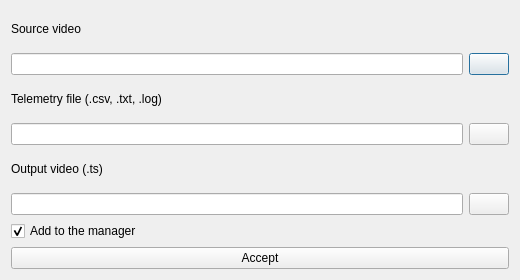
Above: code/ui/ui_FmvMultiplexer.ui from All4Gis/QGISFMV before the change. Below: the same form after it.
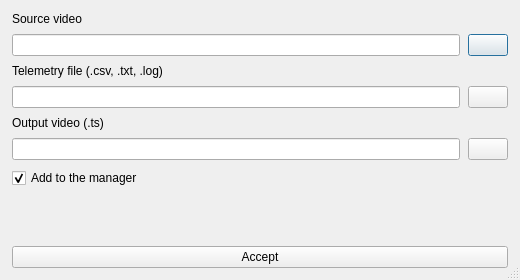
That is the form after the change. Icons and pictures are not drawn.

Patch:
```diff
--- a/code/ui/ui_FmvMultiplexer.ui
+++ b/code/ui/ui_FmvMultiplexer.ui
@@ -10,14 +10,44 @@
     <height>280</height>
    </rect>
   </property>
+  <property name="sizePolicy">
+   <sizepolicy hsizetype="Preferred" vsizetype="Preferred">
+    <horstretch>0</horstretch>
+    <verstretch>0</verstretch>
+   </sizepolicy>
+  </property>
+  <property name="minimumSize">
+   <size>
+    <width>400</width>
+    <height>240</height>
+   </size>
+  </property>
   <property name="windowTitle">
    <string>Video Multiplexer</string>
   </property>
+  <property name="sizeGripEnabled">
+   <bool>true</bool>
+  </property>
   <property name="windowIcon">
    <iconset>
     <normaloff>../images/misc/multiplexer.png</normaloff>../images/misc/multiplexer.png</iconset>
   </property>
   <layout class="QVBoxLayout" name="verticalLayout">
+   <property name="spacing">
+    <number>8</number>
+   </property>
+   <property name="leftMargin">
+    <number>12</number>
+   </property>
+   <property name="topMargin">
+    <number>12</number>
+   </property>
+   <property name="rightMargin">
+    <number>12</number>
+   </property>
+   <property name="bottomMargin">
+    <number>12</number>
+   </property>
    <item>
     <widget class="QLabel" name="label">
      <property name="text">
@@ -26,9 +56,15 @@
     </widget>
    </item>
    <item>
-    <layout class="QHBoxLayout" name="horizontalLayout_4">
+    <layout class="QHBoxLayout" name="horizontalLayout_4" stretch="1,0">
      <item>
       <widget class="QLineEdit" name="ln_inputVideo">
+       <property name="sizePolicy">
+        <sizepolicy hsizetype="Expanding" vsizetype="Fixed">
+         <horstretch>1</horstretch>
+         <verstretch>0</verstretch>
+        </sizepolicy>
+       </property>
        <property name="readOnly">
         <bool>true</bool>
        </property>
@@ -58,9 +94,15 @@
     </widget>
    </item>
    <item>
-    <layout class="QHBoxLayout" name="horizontalLayout">
+    <layout class="QHBoxLayout" name="horizontalLayout" stretch="1,0">
      <item>
       <widget class="QLineEdit" name="ln_inputMeta">
+       <property name="sizePolicy">
+        <sizepolicy hsizetype="Expanding" vsizetype="Fixed">
+         <horstretch>1</horstretch>
+         <verstretch>0</verstretch>
+        </sizepolicy>
+       </property>
        <property name="readOnly">
         <bool>true</bool>
        </property>
@@ -90,9 +132,16 @@
     </widget>
    </item>
    <item>
-    <layout class="QHBoxLayout" name="horizontalLayout_2">
+    <layout class="QHBoxLayout" name="horizontalLayout_2" stretch="1,0">
      <item>
-      <widget class="QLineEdit" name="ln_outputVideo"/>
+      <widget class="QLineEdit" name="ln_outputVideo">
+       <property name="sizePolicy">
+        <sizepolicy hsizetype="Expanding" vsizetype="Fixed">
+         <horstretch>1</horstretch>
+         <verstretch>0</verstretch>
+        </sizepolicy>
+       </property>
+      </widget>
      </item>
      <item>
       <widget class="QPushButton" name="btn_saveVideo">
@@ -117,6 +166,19 @@
      </property>
     </widget>
    </item>
+   <item>
+    <spacer name="verticalSpacer">
+     <property name="orientation">
+      <enum>Qt::Vertical</enum>
+     </property>
+     <property name="sizeHint" stdset="0">
+      <size>
+       <width>20</width>
+       <height>12</height>
+      </size>
+     </property>
+    </spacer>
+   </item>
    <item>
     <widget class="QPushButton" name="bt_createMISB">
      <property name="cursor">
```
